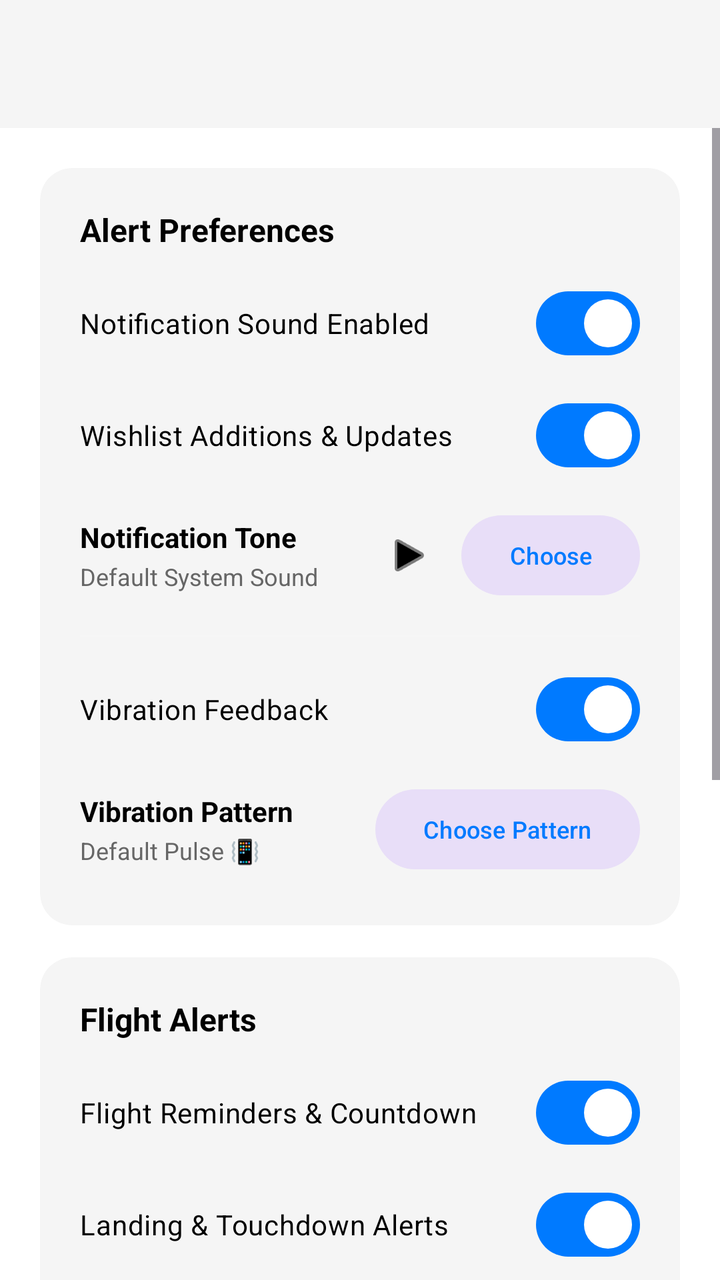
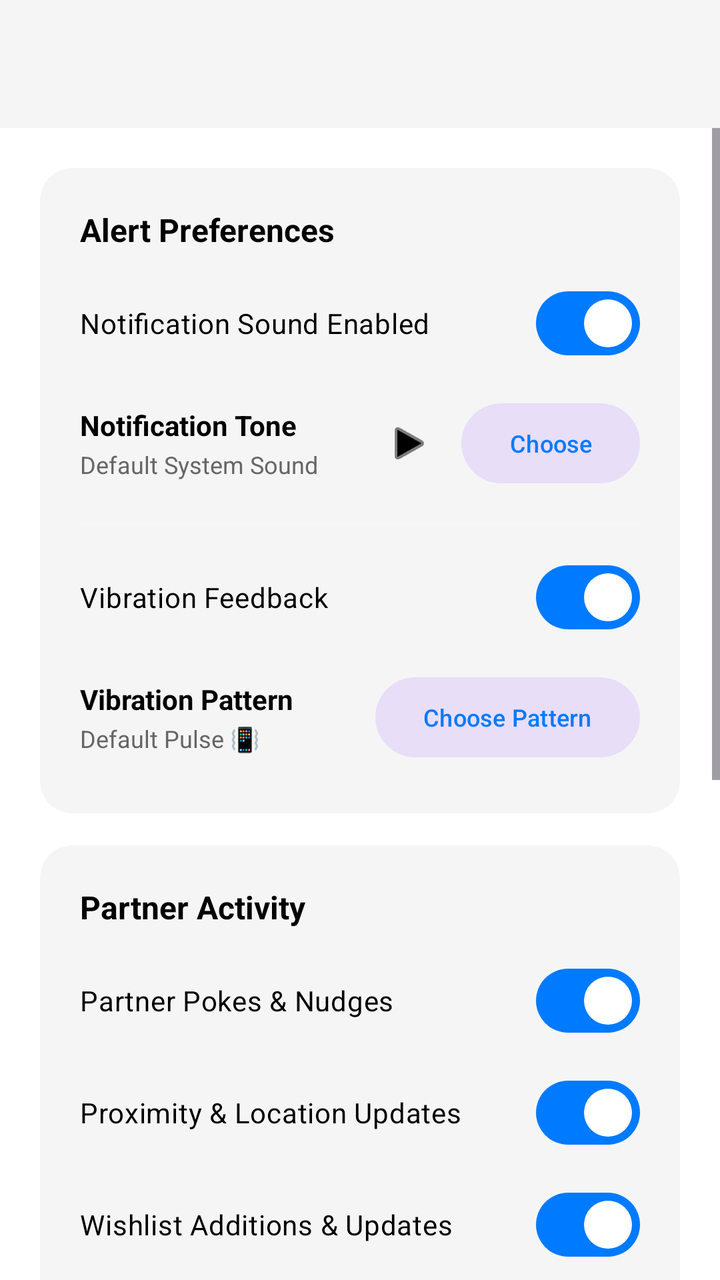

Before-and-after screenshots of an Android layout around one commit, followed by the original layout XML and the change that was made.
<!-- AndroidManifest.xml: application theme Theme.ProjectCecily -->
<!-- res/layout/activity_notification_settings.xml -->
<?xml version="1.0" encoding="utf-8"?>
<androidx.constraintlayout.widget.ConstraintLayout xmlns:android="http://schemas.android.com/apk/res/android"
    xmlns:app="http://schemas.android.com/apk/res-auto"
    android:layout_width="match_parent"
    android:layout_height="match_parent"
    android:background="@color/app_background">

    
    <com.google.android.material.appbar.AppBarLayout
        android:id="@+id/appBarLayout"
        android:layout_width="match_parent"
        android:layout_height="wrap_content"
        android:fitsSystemWindows="true"
        app:elevation="4dp"
        app:layout_constraintEnd_toEndOf="parent"
        app:layout_constraintStart_toStartOf="parent"
        app:layout_constraintTop_toTopOf="parent">

        <com.google.android.material.appbar.MaterialToolbar
            android:id="@+id/toolbar"
            android:layout_width="match_parent"
            android:layout_height="?attr/actionBarSize"
            android:background="@color/card_background" />
    </com.google.android.material.appbar.AppBarLayout>

    <ScrollView
        android:id="@+id/notification_scroll"
        android:layout_width="0dp"
        android:layout_height="0dp"
        app:layout_constraintBottom_toBottomOf="parent"
        app:layout_constraintEnd_toEndOf="parent"
        app:layout_constraintStart_toStartOf="parent"
        app:layout_constraintTop_toBottomOf="@id/appBarLayout">

        <LinearLayout
            android:layout_width="match_parent"
            android:layout_height="wrap_content"
            android:orientation="vertical"
            android:padding="20dp">

            
            <com.google.android.material.card.MaterialCardView
                android:layout_width="match_parent"
                android:layout_height="wrap_content"
                android:layout_marginBottom="16dp"
                app:cardBackgroundColor="@color/card_background"
                app:cardCornerRadius="16dp"
                app:strokeWidth="0dp">

                <LinearLayout
                    android:layout_width="match_parent"
                    android:layout_height="wrap_content"
                    android:orientation="vertical"
                    android:padding="20dp">

                    <TextView
                        android:layout_width="wrap_content"
                        android:layout_height="wrap_content"
                        android:text="Alert Preferences"
                        android:textColor="@color/text_primary"
                        android:textSize="16sp"
                        android:textStyle="bold" />

                    
                    <com.google.android.material.materialswitch.MaterialSwitch
                        android:id="@+id/switchSound"
                        android:layout_width="match_parent"
                        android:layout_height="wrap_content"
                        android:layout_marginTop="12dp"
                        android:checked="true"
                        android:text="Notification Sound Enabled"
                        android:textColor="@color/text_primary"
                        android:textSize="14sp" />

                    
                    <com.google.android.material.materialswitch.MaterialSwitch
                        android:id="@+id/switchWishlistAlerts"
                        android:layout_width="match_parent"
                        android:layout_height="wrap_content"
                        android:layout_marginTop="8dp"
                        android:checked="true"
                        android:text="Wishlist Additions &amp; Updates"
                        android:textColor="@color/text_primary"
                        android:textSize="14sp" />

                    
                    <LinearLayout
                        android:id="@+id/layoutSelectNotificationSound"
                        android:layout_width="match_parent"
                        android:layout_height="wrap_content"
                        android:layout_marginTop="8dp"
                        android:gravity="center_vertical"
                        android:orientation="horizontal"
                        android:paddingVertical="4dp">

                        <LinearLayout
                            android:layout_width="0dp"
                            android:layout_height="wrap_content"
                            android:layout_weight="1"
                            android:orientation="vertical">

                            <TextView
                                android:layout_width="wrap_content"
                                android:layout_height="wrap_content"
                                android:text="Notification Tone"
                                android:textColor="@color/text_primary"
                                android:textSize="14sp"
                                android:textStyle="bold" />

                            <TextView
                                android:id="@+id/tvSelectedSoundName"
                                android:layout_width="wrap_content"
                                android:layout_height="wrap_content"
                                android:layout_marginTop="2dp"
                                android:text="Default System Sound"
                                android:textColor="@color/text_secondary"
                                android:textSize="12sp" />
                        </LinearLayout>

                        <ImageView
                            android:id="@+id/btnPreviewSound"
                            android:layout_width="36dp"
                            android:layout_height="36dp"
                            android:layout_marginEnd="8dp"
                            android:background="?attr/selectableItemBackgroundBorderless"
                            android:contentDescription="Play preview"
                            android:padding="6dp"
                            android:src="@android:drawable/ic_media_play"
                            app:tint="@color/text_primary" />

                        <Button
                            android:id="@+id/btnChangeSound"
                            style="@style/Widget.Material3.Button.TonalButton"
                            android:layout_width="wrap_content"
                            android:layout_height="wrap_content"
                            android:text="Choose"
                            android:textSize="12sp" />
                    </LinearLayout>

                    <View
                        android:layout_width="match_parent"
                        android:layout_height="1dp"
                        android:layout_marginTop="12dp"
                        android:layout_marginBottom="12dp"
                        android:background="#22FFFFFF" />

                    
                    <com.google.android.material.materialswitch.MaterialSwitch
                        android:id="@+id/switchVibration"
                        android:layout_width="match_parent"
                        android:layout_height="wrap_content"
                        android:checked="true"
                        android:text="Vibration Feedback"
                        android:textColor="@color/text_primary"
                        android:textSize="14sp" />

                    <LinearLayout
                        android:id="@+id/layoutVibrationPattern"
                        android:layout_width="match_parent"
                        android:layout_height="wrap_content"
                        android:layout_marginTop="8dp"
                        android:gravity="center_vertical"
                        android:orientation="horizontal"
                        android:paddingVertical="4dp">

                        <LinearLayout
                            android:layout_width="0dp"
                            android:layout_height="wrap_content"
                            android:layout_weight="1"
                            android:orientation="vertical">

                            <TextView
                                android:layout_width="wrap_content"
                                android:layout_height="wrap_content"
                                android:text="Vibration Pattern"
                                android:textColor="@color/text_primary"
                                android:textSize="14sp"
                                android:textStyle="bold" />

                            <TextView
                                android:id="@+id/tvSelectedVibrationName"
                                android:layout_width="wrap_content"
                                android:layout_height="wrap_content"
                                android:layout_marginTop="2dp"
                                android:text="Default Pulse 📳"
                                android:textColor="@color/text_secondary"
                                android:textSize="12sp" />
                        </LinearLayout>

                        <Button
                            android:id="@+id/btnChangeVibration"
                            style="@style/Widget.Material3.Button.TonalButton"
                            android:layout_width="wrap_content"
                            android:layout_height="wrap_content"
                            android:text="Choose Pattern"
                            android:textSize="12sp" />
                    </LinearLayout>

                </LinearLayout>
            </com.google.android.material.card.MaterialCardView>

            
            <com.google.android.material.card.MaterialCardView
                android:layout_width="match_parent"
                android:layout_height="wrap_content"
                android:layout_marginBottom="16dp"
                app:cardBackgroundColor="@color/card_background"
                app:cardCornerRadius="16dp"
                app:strokeWidth="0dp">

                <LinearLayout
                    android:layout_width="match_parent"
                    android:layout_height="wrap_content"
                    android:orientation="vertical"
                    android:padding="20dp">

                    <TextView
                        android:layout_width="wrap_content"
                        android:layout_height="wrap_content"
                        android:text="Flight Alerts"
                        android:textColor="@color/text_primary"
                        android:textSize="16sp"
                        android:textStyle="bold" />

                    <com.google.android.material.materialswitch.MaterialSwitch
                        android:id="@+id/switchFlightReminders"
                        android:layout_width="match_parent"
                        android:layout_height="wrap_content"
                        android:layout_marginTop="12dp"
                        android:checked="true"
                        android:text="Flight Reminders &amp; Countdown"
                        android:textColor="@color/text_primary"
                        android:textSize="14sp" />

                    <com.google.android.material.materialswitch.MaterialSwitch
                        android:id="@+id/switchLandingAlerts"
                        android:layout_width="match_parent"
                        android:layout_height="wrap_content"
                        android:layout_marginTop="8dp"
                        android:checked="true"
                        android:text="Landing &amp; Touchdown Alerts"
                        android:textColor="@color/text_primary"
                        android:textSize="14sp" />

                    
                    <LinearLayout
                        android:id="@+id/layoutFlightRemindersSection"
                        android:layout_width="match_parent"
                        android:layout_height="wrap_content"
                        android:orientation="vertical">

                        <View
                            android:layout_width="match_parent"
                            android:layout_height="1dp"
                            android:layout_marginTop="16dp"
                            android:layout_marginBottom="16dp"
                            android:background="#22FFFFFF" />

                        
                        <TextView
                            android:layout_width="wrap_content"
                            android:layout_height="wrap_content"
                            android:text="My Flight Reminders"
                            android:textColor="@color/text_primary"
                            android:textSize="14sp"
                            android:textStyle="bold" />

                        <LinearLayout
                            android:id="@+id/layoutMyFlightRemindersContainer"
                            android:layout_width="match_parent"
                            android:layout_height="wrap_content"
                            android:layout_marginTop="8dp"
                            android:orientation="vertical" />

                        <TextView
                            android:id="@+id/btnAddMyNotification"
                            android:layout_width="wrap_content"
                            android:layout_height="wrap_content"
                            android:layout_marginTop="12dp"
                            android:clickable="true"
                            android:focusable="true"
                            android:padding="8dp"
                            android:text="Add notification"
                            android:textColor="@color/text_secondary"
                            android:textSize="13sp"
                            android:textStyle="bold" />

                        <View
                            android:layout_width="match_parent"
                            android:layout_height="1dp"
                            android:layout_marginTop="16dp"
                            android:layout_marginBottom="16dp"
                            android:background="#22FFFFFF" />

                        
                        <TextView
                            android:layout_width="wrap_content"
                            android:layout_height="wrap_content"
                            android:text="Partner's Flight Reminders"
                            android:textColor="@color/text_primary"
                            android:textSize="14sp"
                            android:textStyle="bold" />

                        <LinearLayout
                            android:id="@+id/layoutPartnerFlightRemindersContainer"
                            android:layout_width="match_parent"
                            android:layout_height="wrap_content"
                            android:layout_marginTop="8dp"
                            android:orientation="vertical" />

                        <TextView
                            android:id="@+id/btnAddPartnerNotification"
                            android:layout_width="wrap_content"
                            android:layout_height="wrap_content"
                            android:layout_marginTop="12dp"
                            android:clickable="true"
                            android:focusable="true"
                            android:padding="8dp"
                            android:text="Add notification"
                            android:textColor="@color/text_secondary"
                            android:textSize="13sp"
                            android:textStyle="bold" />

                    </LinearLayout>

                </LinearLayout>
            </com.google.android.material.card.MaterialCardView>

            
            <com.google.android.material.card.MaterialCardView
                android:layout_width="match_parent"
                android:layout_height="wrap_content"
                app:cardBackgroundColor="@color/card_background"
                app:cardCornerRadius="16dp"
                app:strokeWidth="0dp">

                <LinearLayout
                    android:layout_width="match_parent"
                    android:layout_height="wrap_content"
                    android:orientation="vertical"
                    android:padding="20dp">

                    <TextView
                        android:layout_width="wrap_content"
                        android:layout_height="wrap_content"
                        android:text="Partner Activity"
                        android:textColor="@color/text_primary"
                        android:textSize="16sp"
                        android:textStyle="bold" />

                    <com.google.android.material.materialswitch.MaterialSwitch
                        android:id="@+id/switchPartnerPokes"
                        android:layout_width="match_parent"
                        android:layout_height="wrap_content"
                        android:layout_marginTop="12dp"
                        android:checked="true"
                        android:text="Partner Pokes &amp; Nudges"
                        android:textColor="@color/text_primary"
                        android:textSize="14sp" />

                    <com.google.android.material.materialswitch.MaterialSwitch
                        android:id="@+id/switchProximityAlerts"
                        android:layout_width="match_parent"
                        android:layout_height="wrap_content"
                        android:layout_marginTop="8dp"
                        android:checked="true"
                        android:text="Proximity &amp; Location Updates"
                        android:textColor="@color/text_primary"
                        android:textSize="14sp" />

                </LinearLayout>
            </com.google.android.material.card.MaterialCardView>

        </LinearLayout>
    </ScrollView>

</androidx.constraintlayout.widget.ConstraintLayout>
<!-- resources referenced by this layout -->
<resources>
  <color name="app_background">#FFFFFF</color>
  <color name="card_background">#F5F5F5</color>
  <color name="text_primary">#000000</color>
  <color name="text_secondary">#666666</color>
  <style name="Theme.ProjectCecily" parent="Base.Theme.ProjectCecily" />
  <style name="Base.Theme.ProjectCecily" parent="Theme.Material3.DayNight.NoActionBar">
          
          <item name="colorPrimary">@color/nav_selected</item>
          <item name="windowActionBar">false</item>
          <item name="windowNoTitle">true</item>
  
          
          <item name="colorOnSecondaryContainer">@color/nav_selected</item>
      </style>
  <color name="nav_selected">#007AFF</color>
</resources>

<!-- the commit's change to res/layout/activity_notification_settings.xml (unified diff, before → after) -->
@@ -73,17 +73,6 @@
                         android:textSize="14sp" />
 
                     
-                    <com.google.android.material.materialswitch.MaterialSwitch
-                        android:id="@+id/switchWishlistAlerts"
-                        android:layout_width="match_parent"
-                        android:layout_height="wrap_content"
-                        android:layout_marginTop="8dp"
-                        android:checked="true"
-                        android:text="Wishlist Additions &amp; Updates"
-                        android:textColor="@color/text_primary"
-                        android:textSize="14sp" />
-
-                    
                     <LinearLayout
                         android:id="@+id/layoutSelectNotificationSound"
                         android:layout_width="match_parent"
@@ -217,6 +206,61 @@
                     <TextView
                         android:layout_width="wrap_content"
                         android:layout_height="wrap_content"
+                        android:text="Partner Activity"
+                        android:textColor="@color/text_primary"
+                        android:textSize="16sp"
+                        android:textStyle="bold" />
+
+                    <com.google.android.material.materialswitch.MaterialSwitch
+                        android:id="@+id/switchPartnerPokes"
+                        android:layout_width="match_parent"
+                        android:layout_height="wrap_content"
+                        android:layout_marginTop="12dp"
+                        android:checked="true"
+                        android:text="Partner Pokes &amp; Nudges"
+                        android:textColor="@color/text_primary"
+                        android:textSize="14sp" />
+
+                    <com.google.android.material.materialswitch.MaterialSwitch
+                        android:id="@+id/switchProximityAlerts"
+                        android:layout_width="match_parent"
+                        android:layout_height="wrap_content"
+                        android:layout_marginTop="8dp"
+                        android:checked="true"
+                        android:text="Proximity &amp; Location Updates"
+                        android:textColor="@color/text_primary"
+                        android:textSize="14sp" />
+
+                    <com.google.android.material.materialswitch.MaterialSwitch
+                        android:id="@+id/switchWishlistAlerts"
+                        android:layout_width="match_parent"
+                        android:layout_height="wrap_content"
+                        android:layout_marginTop="8dp"
+                        android:checked="true"
+                        android:text="Wishlist Additions &amp; Updates"
+                        android:textColor="@color/text_primary"
+                        android:textSize="14sp" />
+
+                </LinearLayout>
+            </com.google.android.material.card.MaterialCardView>
+
+            
+            <com.google.android.material.card.MaterialCardView
+                android:layout_width="match_parent"
+                android:layout_height="wrap_content"
+                app:cardBackgroundColor="@color/card_background"
+                app:cardCornerRadius="16dp"
+                app:strokeWidth="0dp">
+
+                <LinearLayout
+                    android:layout_width="match_parent"
+                    android:layout_height="wrap_content"
+                    android:orientation="vertical"
+                    android:padding="20dp">
+
+                    <TextView
+                        android:layout_width="wrap_content"
+                        android:layout_height="wrap_content"
                         android:text="Flight Alerts"
                         android:textColor="@color/text_primary"
                         android:textSize="16sp"
@@ -326,51 +370,6 @@
                 </LinearLayout>
             </com.google.android.material.card.MaterialCardView>
 
-            
-            <com.google.android.material.card.MaterialCardView
-                android:layout_width="match_parent"
-                android:layout_height="wrap_content"
-                app:cardBackgroundColor="@color/card_background"
-                app:cardCornerRadius="16dp"
-                app:strokeWidth="0dp">
-
-                <LinearLayout
-                    android:layout_width="match_parent"
-                    android:layout_height="wrap_content"
-                    android:orientation="vertical"
-                    android:padding="20dp">
-
-                    <TextView
-                        android:layout_width="wrap_content"
-                        android:layout_height="wrap_content"
-                        android:text="Partner Activity"
-                        android:textColor="@color/text_primary"
-                        android:textSize="16sp"
-                        android:textStyle="bold" />
-
-                    <com.google.android.material.materialswitch.MaterialSwitch
-                        android:id="@+id/switchPartnerPokes"
-                        android:layout_width="match_parent"
-                        android:layout_height="wrap_content"
-                        android:layout_marginTop="12dp"
-                        android:checked="true"
-                        android:text="Partner Pokes &amp; Nudges"
-                        android:textColor="@color/text_primary"
-                        android:textSize="14sp" />
-
-                    <com.google.android.material.materialswitch.MaterialSwitch
-                        android:id="@+id/switchProximityAlerts"
-                        android:layout_width="match_parent"
-                        android:layout_height="wrap_content"
-                        android:layout_marginTop="8dp"
-                        android:checked="true"
-                        android:text="Proximity &amp; Location Updates"
-                        android:textColor="@color/text_primary"
-                        android:textSize="14sp" />
-
-                </LinearLayout>
-            </com.google.android.material.card.MaterialCardView>
-
         </LinearLayout>
     </ScrollView>
 
